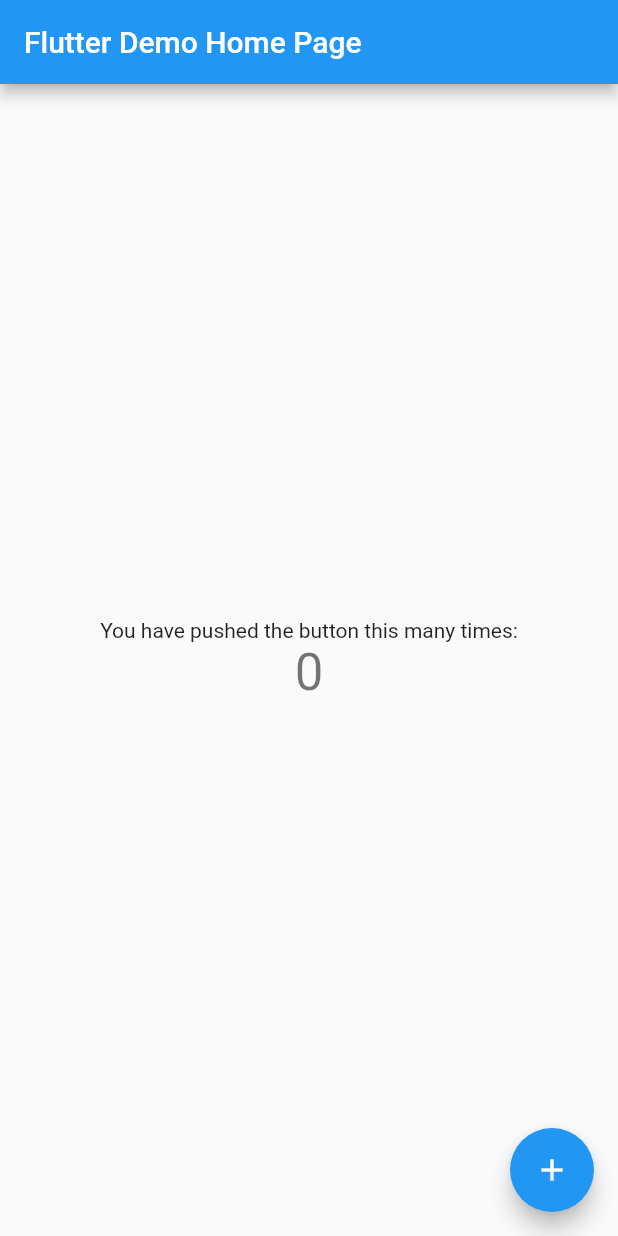
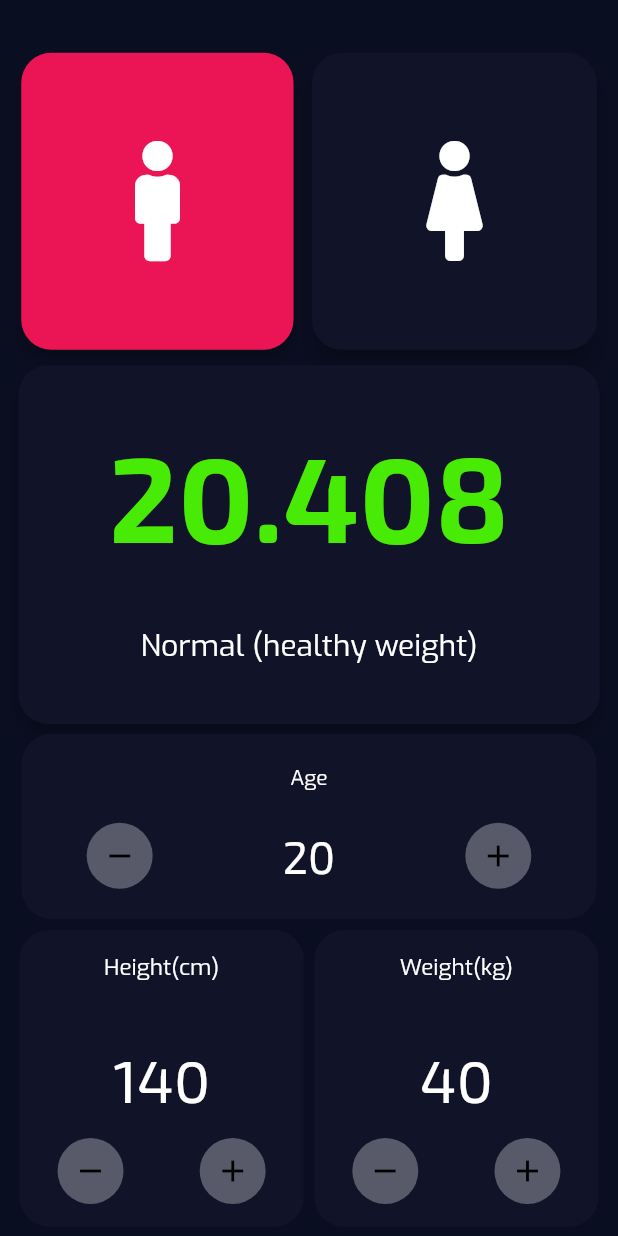
Before and after one commit to anandnet/BMI_Calculator, a Flutter app: the screen it shows after launch, on a phone screen of 412 x 824 dp. Run offline on Flutter 3.47's test engine with Material 2 defaults, Android fonts, the phone set to English and light mode, and no system bars; our stand-ins replace font_awesome_flutter.

```diff
--- /dev/null
+++ b/lib/Providers/data.dart
@@ -0,0 +1,102 @@
+import 'package:flutter/cupertino.dart';
+import '../models/models.dart';
+import 'dart:math';
+
+class BmiData{
+  double bmi;
+  String comment;
+  Color color;
+  BmiData({this.bmi,this.color,this.comment});
+}
+
+class DataItem{
+  bool male;
+  int age;
+  int height;
+  int weight;
+  DataItem({this.male,this.age,this.height,this.weight});
+}
+
+class Data extends ChangeNotifier{
+  DataItem _data=DataItem(male:true,age: 20,height: 140,weight: 40);
+
+  DataItem get allData{
+    return _data;
+  }
+
+
+  BmiData get bmidata{
+    var bmiData=BmiData();
+    var bmi=10000*(_data.weight/(_data.height*_data.height));
+    bmiData.bmi=bmi;
+    if(bmi<=15){
+      bmiData.comment="Very severely underweight";
+      bmiData.color=Color(0xFFFCB504);
+    }
+    else if(15<bmi && bmi<=16){
+      bmiData.comment="Severely underweight";
+      bmiData.color=Color(0xFFFCB504);
+    }
+    else if(16<bmi && bmi<=18.5){
+      bmiData.comment="Underweight";
+      bmiData.color=Color(0xFFFCB504);
+    }
+    else if(18.5<bmi && bmi<=25){
+      bmiData.comment="Normal (healthy weight)";
+      bmiData.color=Color(0xFF48EB06);
+    }
+    else if(25<bmi && bmi<=30){
+      bmiData.comment="Overweight";
+      bmiData.color=Color(0xFFFC3904);
+    }
+    else if(30<bmi && bmi<=35){
+      bmiData.comment="Moderately obese";
+      bmiData.color=Color(0xFFFC3904);
+    }
+    else if(35<bmi && bmi<=40){
+      bmiData.comment="Moderately obese";
+      bmiData.color=Color(0xFFFC3904);
+    }
+    else {
+      bmiData.comment="Very Severely obese";
+      bmiData.color=Color(0xFFFC3904);
+    }
+
+    return bmiData;
+  }
+
+
+  void changeGender(){
+    _data.male=!_data.male;
+    print(_data.male);
+    ChangeNotifier();
+  }
+
+
+
+  void incrementDataItem(DataType key){
+    if(key==DataType.Age){
+      _data.age++;
+      }
+    else if(key==DataType.Height){
+      _data.height++;
+    }
+    else if(key==DataType.Weight){
+      _data.weight++;
+    }
+    ChangeNotifier();
+  }
+
+  void decrementDataItem(DataType key){
+    if(key==DataType.Age){
+      _data.age--;
+      }
+    else if(key==DataType.Height){
+      _data.height--;
+    }
+    else if(key==DataType.Weight){
+      _data.weight--;
+    }
+    ChangeNotifier();
+  }
+}
--- a/lib/main.dart
+++ b/lib/main.dart
@@ -1,4 +1,9 @@
 import 'package:flutter/material.dart';
+import 'package:flutter/services.dart';
+import 'package:provider/provider.dart';
+import './Providers/data.dart';
+import './screens/homescreen.dart';
+import './screens/splshscreen.dart';
 
 void main() => runApp(MyApp());
 
@@ -6,106 +11,22 @@ class MyApp extends StatelessWidget {
   // This widget is the root of your application.
   @override
   Widget build(BuildContext context) {
-    return MaterialApp(
-      title: 'Flutter Demo',
-      theme: ThemeData(
-        // This is the theme of your application.
-        //
-        // Try running your application with "flutter run". You'll see the
-        // application has a blue toolbar. Then, without quitting the app, try
-        // changing the primarySwatch below to Colors.green and then invoke
-        // "hot reload" (press "r" in the console where you ran "flutter run",
-        // or simply save your changes to "hot reload" in a Flutter IDE).
-        // Notice that the counter didn't reset back to zero; the application
-        // is not restarted.
-        primarySwatch: Colors.blue,
+    SystemChrome.setPreferredOrientations([
+        DeviceOrientation.portraitUp,
+        DeviceOrientation.portraitDown,
+      ]);
+    return ChangeNotifierProvider(
+      create: (_)=>Data(),
+      child: MaterialApp(
+        title: 'BMI Calculator',
+        theme: ThemeData.dark().copyWith(
+          primaryColor: Color(0xFF0A0E21),
+          scaffoldBackgroundColor: Color(0xFF0A0E21),
+          textTheme: TextTheme(title:TextStyle(fontFamily: "Exo"),)
+        ),
+        home: SplashScreen(),
+        debugShowCheckedModeBanner: false,
       ),
-      home: MyHomePage(title: 'Flutter Demo Home Page'),
     );
   }
 }
-
-class MyHomePage extends StatefulWidget {
-  MyHomePage({Key key, this.title}) : super(key: key);
-
-  // This widget is the home page of your application. It is stateful, meaning
-  // that it has a State object (defined below) that contains fields that affect
-  // how it looks.
-
-  // This class is the configuration for the state. It holds the values (in this
-  // case the title) provided by the parent (in this case the App widget) and
-  // used by the build method of the State. Fields in a Widget subclass are
-  // always marked "final".
-
-  final String title;
-
-  @override
-  _MyHomePageState createState() => _MyHomePageState();
-}
-
-class _MyHomePageState extends State<MyHomePage> {
-  int _counter = 0;
-
-  void _incrementCounter() {
-    setState(() {
-      // This call to setState tells the Flutter framework that something has
-      // changed in this State, which causes it to rerun the build method below
-      // so that the display can reflect the updated values. If we changed
-      // _counter without calling setState(), then the build method would not be
-      // called again, and so nothing would appear to happen.
-      _counter++;
-    });
-  }
-
-  @override
-  Widget build(BuildContext context) {
-    // This method is rerun every time setState is called, for instance as done
-    // by the _incrementCounter method above.
-    //
-    // The Flutter framework has been optimized to make rerunning build methods
-    // fast, so that you can just rebuild anything that needs updating rather
-    // than having to individually change instances of widgets.
-    return Scaffold(
-      appBar: AppBar(
-        // Here we take the value from the MyHomePage object that was created by
-        // the App.build method, and use it to set our appbar title.
-        title: Text(widget.title),
-      ),
-      body: Center(
-        // Center is a layout widget. It takes a single child and positions it
-        // in the middle of the parent.
-        child: Column(
-          // Column is also a layout widget. It takes a list of children and
-          // arranges them vertically. By default, it sizes itself to fit its
-          // children horizontally, and tries to be as tall as its parent.
-          //
-          // Invoke "debug painting" (press "p" in the console, choose the
-          // "Toggle Debug Paint" action from the Flutter Inspector in Android
-          // Studio, or the "Toggle Debug Paint" command in Visual Studio Code)
-          // to see the wireframe for each widget.
-          //
-          // Column has various properties to control how it sizes itself and
-          // how it positions its children. Here we use mainAxisAlignment to
-          // center the children vertically; the main axis here is the vertical
-          // axis because Columns are vertical (the cross axis would be
-          // horizontal).
-          mainAxisAlignment: MainAxisAlignment.center,
-          children: <Widget>[
-            Text(
-              'You have pushed the button this many times:',
-            ),
-            Text(
-              '$_counter',
-              style: Theme.of(context).textTheme.display1,
-            ),
-          ],
-        ),
-      ),
-      floatingActionButton: FloatingActionButton(
-        onPressed: _incrementCounter,
-        tooltip: 'Increment',
-        child: Icon(Icons.add),
-      ), // This trailing comma makes auto-formatting nicer for build methods.
-    );
-  }
-}
--- /dev/null
+++ b/lib/models/models.dart
@@ -0,0 +1,9 @@
+enum DataType{
+      Age,
+      Height,
+      Weight,
+    }
+enum ActionType{
+  Inr,
+  Dcr,
+}
--- /dev/null
+++ b/lib/screens/homescreen.dart
@@ -0,0 +1,98 @@
+import 'package:flutter/material.dart';
+import 'package:provider/provider.dart';
+import '../widgets/inr_dcr_btn.dart';
+import '../widgets/togglebtn.dart';
+import '../widgets/inputcard.dart';
+import '../Providers/data.dart';
+import '../models/models.dart';
+class HomeScreen extends StatefulWidget {
+  @override
+  _HomeScreenState createState() => _HomeScreenState();
+}
+
+class _HomeScreenState extends State<HomeScreen> {
+
+  void rebuild(){
+    setState(() {
+
+    });
+  }
+
+  @override
+  Widget build(BuildContext context) {
+    final mq=MediaQuery.of(context);
+    final isLandscape = mq.orientation==Orientation.landscape;
+    final data=Provider.of<Data>(context,listen: false);
+    return Scaffold(
+      body: Container(
+        padding: const EdgeInsets.only(left:8.0,right: 8,top:30),
+        child: Column(
+        mainAxisAlignment: MainAxisAlignment.spaceAround,
+        children: <Widget>[
+          ToggleBtn(rebuild,mq),
+          Container(
+            height: mq.size.height*.30,
+            width: mq.size.width*.96,
+            child: Card(
+              color: Color(0xFF111328),
+              shape: RoundedRectangleBorder(borderRadius: BorderRadius.circular(20)),
+              elevation: 4,
+              borderOnForeground: true,
+              child: Column(
+                mainAxisAlignment: MainAxisAlignment.spaceEvenly,
+                children: <Widget>[
+                  Text(
+                    data.bmidata.bmi.toStringAsFixed(3),
+                    style: TextStyle(
+                      color: data.bmidata.color,
+                      fontFamily: "Exo",
+                      fontSize: 80,
+                      fontWeight:FontWeight.bold,
+                      ),
+                    ),
+                  Text(
+                    data.bmidata.comment,//data.allData.male==true ? "Male" :"Female",
+                    style: TextStyle(
+                      fontFamily: "Exo1",
+                      fontSize: 20,
+                    ),
+                  )
+                ],
+              ),
+            ),
+          ),
+          Container(
+            height: mq.size.height*.15,
+            width: mq.size.width*.93,
+            decoration: BoxDecoration(borderRadius: BorderRadius.circular(20),color:Color(0xFF111328) ),
+            child:Column(
+              mainAxisAlignment: MainAxisAlignment.spaceEvenly,
+              children: <Widget>[
+                Text("Age",
+                style: TextStyle(fontFamily: "Exo1"),),
+                Row(
+                  mainAxisAlignment: MainAxisAlignment.spaceAround,
+                  children: <Widget>[
+                    InrDcrBtn(rebuild:rebuild,actiontype: ActionType.Dcr,datatype: DataType.Age,),
+                    Text(data.allData.age.toString(),style: TextStyle(fontSize: 30,fontFamily: "Exo"),),
+                    InrDcrBtn(rebuild:rebuild,actiontype: ActionType.Inr,datatype: DataType.Age,),
+                  ],
+                )
+              ],
+            )
+            ),
+          Container(
+            child: Row(
+              mainAxisAlignment: MainAxisAlignment.spaceEvenly,
+              children: <Widget>[
+                InputCard(rebuild,"Height(cm)",mq.size.width*.46,mq.size.height*.24,DataType.Height),
+                InputCard(rebuild,"Weight(kg)",mq.size.width*.46,mq.size.height*.24,DataType.Weight),
+               ],
+              ),
+          ),
+        ],
+          ),
+      ),
+    );
+  }
+}
--- /dev/null
+++ b/lib/screens/splshscreen.dart
@@ -0,0 +1,51 @@
+import 'dart:async';
+import '../screens/homescreen.dart';
+import 'package:flutter/material.dart';
+class SplashScreen extends StatefulWidget {
+  @override
+  _SplashScreenState createState() => _SplashScreenState();
+}
+
+class _SplashScreenState extends State<SplashScreen> {
+
+  @override
+  void initState() {
+    super.initState();
+    Timer(Duration(seconds: 2), ()=>Navigator.of(context).pushReplacement(MaterialPageRoute(
+      builder:(context)=>HomeScreen(),
+    )));
+  }
+  @override
+  Widget build(BuildContext context) {
+    final MediaQueryData mq=MediaQuery.of(context);
+    return Scaffold(
+      body: Container(
+        decoration: BoxDecoration(
+          gradient: LinearGradient(
+            colors: [
+              Colors.red.withOpacity(0.9),
+              Colors.blue,
+              ],
+            begin: Alignment.topLeft,
+            end: Alignment.bottomRight
+          ),
+        ),
+        child: Center(
+          child: CircleAvatar(
+            radius: mq.size.width/2-10,
+            backgroundColor: Colors.redAccent,
+            child: Text(
+              "Body\nMass\nIndex",
+              style: TextStyle(
+                color: Colors.white,
+                fontSize: 70,
+                fontFamily: "Exo",
+                fontWeight: FontWeight.bold,
+              ),
+              ),
+          ),
+        ),
+      ),
+    );
+  }
+}
--- /dev/null
+++ b/lib/widgets/inputcard.dart
@@ -0,0 +1,55 @@
+import 'package:flutter/material.dart';
+import 'package:provider/provider.dart';
+import '../widgets/inr_dcr_btn.dart';
+import '../models/models.dart';
+import '../Providers/data.dart';
+class InputCard extends StatelessWidget {
+  final Function rebuild;
+  final String title1;
+  final double width1;
+  final double height;
+  final DataType dataType;
+  InputCard(this.rebuild,this.title1, this.width1, this.height,this.dataType);
+  @override
+  Widget build(BuildContext context) {
+    final data=Provider.of<Data>(context,listen: false);
+    return Container(
+        margin: const EdgeInsets.only(top:5,bottom: 5,left: 2,right: 2),
+        height: height,
+        width: width1,
+        decoration: BoxDecoration(
+          borderRadius: BorderRadius.circular(20),
+          color: Color(0xFF111328),
+           ),
+        child: Column(
+          mainAxisAlignment: MainAxisAlignment.spaceEvenly,
+          children: <Widget>[
+            Text(
+              title1,
+              style: TextStyle(
+                fontFamily: "Exo1",
+                fontSize: 15,
+              ),
+            ),
+            SizedBox(
+              height: 10,
+            ),
+            Text(
+              dataType==DataType.Height ? data.allData.height.toString() : data.allData.weight.toString(),
+              style: TextStyle(
+                fontFamily: "Exo",
+                fontSize: 40,
+              ),
+            ),
+            Row(
+              mainAxisAlignment: MainAxisAlignment.spaceAround,
+              children: <Widget>[
+                InrDcrBtn(rebuild: rebuild,actiontype: ActionType.Dcr,datatype: dataType,),
+                InrDcrBtn(rebuild: rebuild,actiontype: ActionType.Inr,datatype: dataType,)
+              ],
+            ),
+          ],
+        ),
+    );
+  }
+}
--- /dev/null
+++ b/lib/widgets/inr_dcr_btn.dart
@@ -0,0 +1,33 @@
+import 'package:flutter/material.dart';
+import 'package:provider/provider.dart';
+import '../Providers/data.dart';
+import "../models/models.dart";
+class InrDcrBtn extends StatelessWidget {
+  final Function rebuild;
+  final DataType datatype;
+  final ActionType actiontype;
+  InrDcrBtn({this.rebuild,this.datatype,this.actiontype});
+  @override
+  Widget build(BuildContext context) {
+    return InkWell(
+      onTap: (){
+        if (actiontype==ActionType.Inr)
+        {
+          Provider.of<Data>(context).incrementDataItem(datatype);
+          rebuild();
+        }
+        else
+        {
+          Provider.of<Data>(context).decrementDataItem(datatype);
+          rebuild();
+        }},
+      child: CircleAvatar(
+        radius: 22,
+        backgroundColor: Colors.white30,
+        child: Icon(
+          actiontype==ActionType.Inr ? Icons.add :Icons.remove,
+          ),
+      ),
+    );
+  }
+}
--- /dev/null
+++ b/lib/widgets/togglebtn.dart
@@ -0,0 +1,67 @@
+import "package:flutter/material.dart";
+import 'package:font_awesome_flutter/font_awesome_flutter.dart';
+import 'package:provider/provider.dart';
+import '../Providers/data.dart';
+class ToggleBtn extends StatelessWidget {
+  final Function rebuild;
+  final MediaQueryData mq;
+  ToggleBtn(this.rebuild,this.mq);
+
+  final _trueColor=Color(0xFFEB1555);
+  final _falseColor=Color(0xFF111328);
+
+  @override
+  Widget build(BuildContext context) {
+    final data=Provider.of<Data>(context,listen: false);
+    print("Reloaded");
+    return Container(
+      child:Row(
+        mainAxisAlignment: MainAxisAlignment.spaceAround,
+        children: <Widget>[
+          GestureDetector(
+        onTap: (){
+
+            if (data.allData.male==false){
+              data.changeGender();
+              rebuild();
+              }
+          },
+        child: Container(
+          height: mq.size.height*.25,
+          width: mq.size.width*.46,
+          child: Card(
+            shape: RoundedRectangleBorder(borderRadius: BorderRadius.circular(20)),
+            elevation: 4,
+            color: data.allData.male==true ? _trueColor : _falseColor,
+            child: Icon(
+              FontAwesomeIcons.male,
+              size: 80,
+              ),
+          ),
+        ),
+      ),
+      GestureDetector(
+        onTap: (){
+            if (data.allData.male==true){
+              data.changeGender();
+              rebuild();
+            }
+          },
+        child: Container(
+          height: mq.size.height*.25,
+          width: mq.size.width*.48,
+          child: Card(
+            shape: RoundedRectangleBorder(borderRadius: BorderRadius.circular(20)),
+            elevation: 7,
+            color: data.allData.male==false ? _trueColor : _falseColor ,
+            child: Icon(
+              FontAwesomeIcons.female,
+              size: 80,
+              ),
+          ),
+        ),
+      ),
+        ],)
+    );
+  }
+}
```
Also changed, not shown: pubspec.yaml (+21 -6 lines), assets/fonts/Exo2-Bold.ttf (added), assets/fonts/Exo2-Medium.ttf (added), assets/fonts/Exo2-Regular.ttf (added), assets/fonts/Exo3-Bold.ttf (added), assets/fonts/Exo3-Medium.ttf (added), assets/fonts/Exo3-Regular.ttf (added), assets/fonts/LondrinaShadow-Regular.ttf (added), pubspec.lock, 1 other file.
